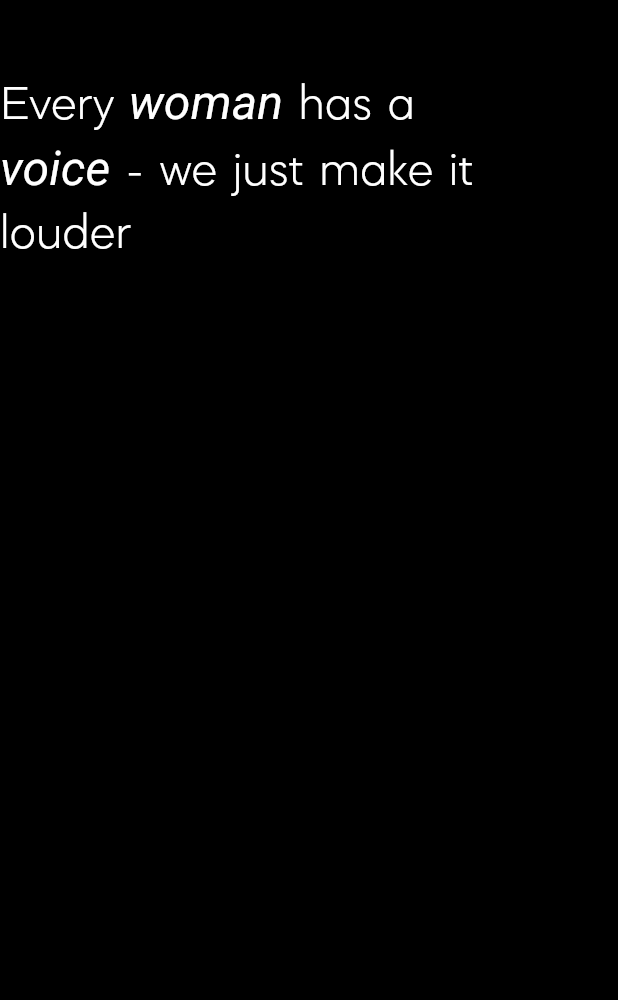
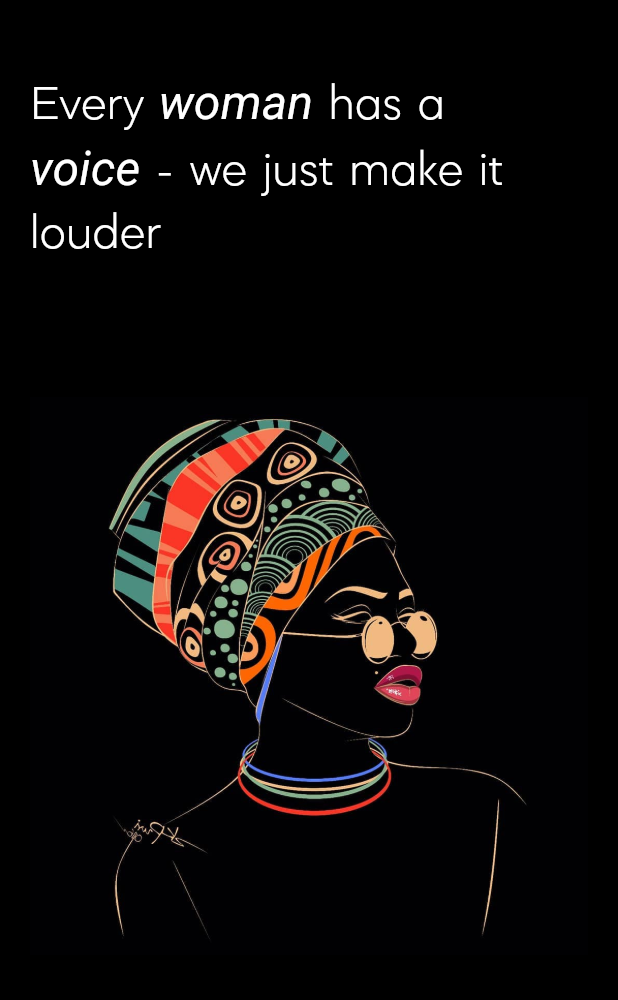
Before and after one commit to fixxiesinc/sistaz-share, a Flutter app: the screen it shows after launch, on a phone screen of 412 x 824 dp, the part 78-1078 px from its top. Run offline on Flutter 3.47's test engine with Material 2 defaults, Android fonts, the light colour scheme and no system bars; drawn by our look-alikes of delayed_display, dots_indicator; our stand-ins replace responsive_builder; missing offline and left inert: dart:html, dart:js.

Commit message:
Rewrite second body UI

```diff
--- a/lib/screens/home/widgets/first_body.dart
+++ b/lib/screens/home/widgets/first_body.dart
@@ -1,3 +1,4 @@
+import 'dart:math' as math;
 import 'package:flutter/material.dart';
 import 'package:sistaz_share_web/exports.dart';
 
@@ -7,10 +8,27 @@ class FirstBody extends StatelessWidget {
   @override
   Widget build(BuildContext context) {
     final Size size = MediaQuery.of(context).size;
-    return ResponsiveBuilder(builder: (context, sizingInformation) {
+    return ResponsiveBuilder(
+      builder: (context, sizingInformation) {
         final bool isMobile = sizingInformation.isMobile;
         final bool isTablet = sizingInformation.isTablet;
-      return RichText(
+        final bool isDesktop = sizingInformation.isDesktop;
+        return Padding(
+          padding: EdgeInsets.symmetric(horizontal: isMobile ? 20.0 : 40.0),
+          child: Flex(
+            direction: isDesktop ? Axis.horizontal : Axis.vertical,
+            crossAxisAlignment: CrossAxisAlignment.start,
+            mainAxisAlignment: isMobile
+                ? MainAxisAlignment.start
+                : MainAxisAlignment.spaceBetween,
+            children: [
+              Flexible(
+                flex: isMobile
+                    ? 3
+                    : isTablet
+                        ? 6
+                        : 5,
+                child: RichText(
                   text: TextSpan(
                     text: 'Every',
                     style: TextStyle(
@@ -37,7 +55,36 @@ class FirstBody extends StatelessWidget {
                       TextSpan(text: ' - we just make it \nlouder'),
                     ],
                   ),
+                ),
+              ),
+              SizedBox(
+                width: isDesktop ? size.width * 0.1 : 0.0,
+                height: isMobile
+                    ? size.height * 0.06
+                    : isTablet
+                        ? size.width * 0.15
+                        : 0.0,
+              ),
+              Expanded(
+                flex: isMobile
+                    ? 6
+                    : isTablet
+                        ? 8
+                        : 3,
+                child: Transform(
+                  alignment: FractionalOffset.center,
+                  transform: Matrix4.rotationY(math.pi),
+                  child: Image.asset(
+                    Images.woman,
+                    width: isDesktop ? size.width * 0.3 : size.width,
+                    height: isDesktop ? size.width * 0.3 : size.width,
+                  ),
+                ),
+              )
+            ],
+          ),
         );
-    });
+      },
+    );
   }
 }
```
Lines whose indentation alone changed are shown as unchanged.
